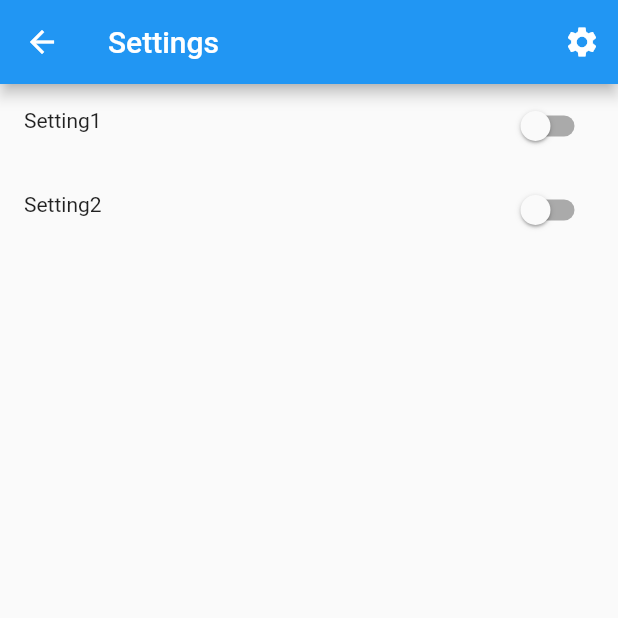
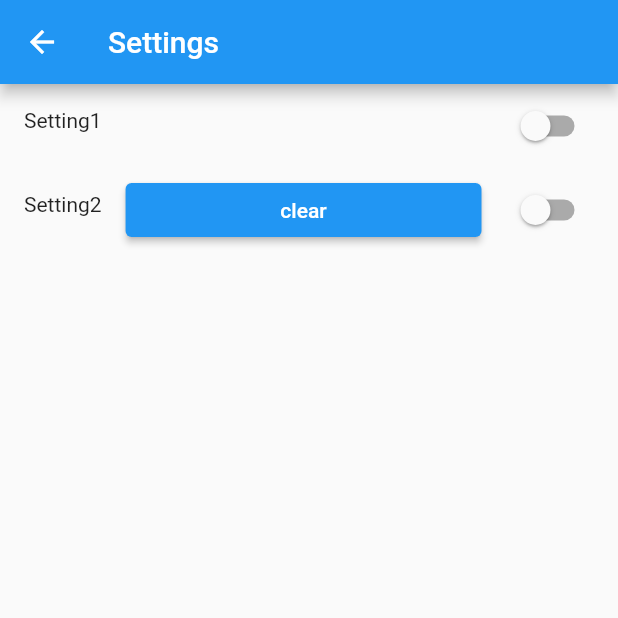
Before and after one commit to pragya12-git/Homepage, a Flutter app: the Screen5 screen opened directly, on a phone screen of 412 x 824 dp, the top half of it. Run offline on Flutter 3.47's test engine with Material 2 defaults, Android fonts, the phone set to English and light mode, and no system bars; our stand-ins replace shared_preferences; accounts and stored records are empty.

Commit message:
your first

```diff
--- a/lib/HomeScreen2.dart
+++ b/lib/HomeScreen2.dart
@@ -35,7 +35,7 @@ class _Screen1State extends State<Screen1> {
                         builder: (context) => Screen(),
                       ));
                 }),
-                icon: Icon(Icons.person)),
+                icon: Icon(Icons.logout)),
           ],
         ),
         body: Padding(
--- a/lib/HomeScreen5.dart
+++ b/lib/HomeScreen5.dart
@@ -1,6 +1,3 @@
-import 'dart:ffi';
-
-import 'package:app2/HomeScreen6.dart';
 import 'package:flutter/material.dart';
 import 'package:shared_preferences/shared_preferences.dart';
 
@@ -43,17 +40,7 @@ class _Screen5State extends State<Screen5> {
     return Scaffold(
       appBar: AppBar(
         title: Text("Settings"),
-        actions: [
-          IconButton(
-              onPressed: (() {
-                Navigator.push(
-                    context,
-                    MaterialPageRoute(
-                      builder: (context) => Screen6(),
-                    ));
-              }),
-              icon: Icon(Icons.settings))
-        ],
+        actions: [],
       ),
       body: Column(
         children: <Widget>[
@@ -84,9 +71,22 @@ class _Screen5State extends State<Screen5> {
                         });
                       },
                     ),
+                    subtitle: ElevatedButton(
+                        onPressed: (() {
+                          delete();
+                        }),
+                        child: Text("clear")),
                   ))),
         ],
       ),
     );
   }
+
+  delete() async {
+    _preferences = await SharedPreferences.getInstance();
+
+    await _preferences!.clear();
+
+    setState(() {});
+  }
 }
```
